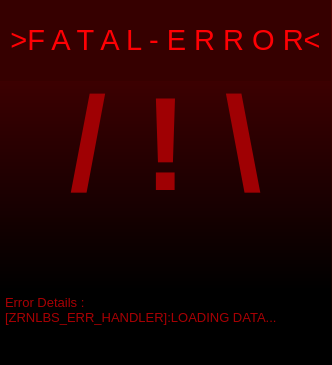
Old version of the form Dev/notifications/error_default.ui in the repository z3r0n3br4instorm/BkApp.
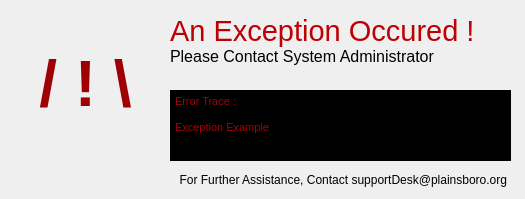
New version of the form.

The edit to the form file:
```diff
--- a/Dev/notifications/error_default.ui
+++ b/Dev/notifications/error_default.ui
@@ -6,51 +6,51 @@
    <rect>
     <x>0</x>
     <y>0</y>
-    <width>332</width>
-    <height>365</height>
+    <width>525</width>
+    <height>199</height>
    </rect>
   </property>
   <property name="windowTitle">
    <string>Dialog</string>
   </property>
   <property name="styleSheet">
-   <string notr="true">background-color: qlineargradient(spread:repeat, x1:1, y1:0, x2:1, y2:1, stop:0 rgba(83, 0, 2, 255), stop:0.994924 rgba(0, 0, 0, 255));</string>
+   <string notr="true">font: 8pt &quot;Space Grotesk&quot;;</string>
   </property>
   <widget class="QLabel" name="label">
    <property name="geometry">
     <rect>
-     <x>0</x>
-     <y>0</y>
-     <width>331</width>
-     <height>291</height>
+     <x>10</x>
+     <y>10</y>
+     <width>151</width>
+     <height>151</height>
     </rect>
    </property>
    <property name="text">
-    <string>&lt;html&gt;&lt;head/&gt;&lt;body&gt;&lt;p align=&quot;center&quot;&gt;&lt;span style=&quot; font-size:100pt; font-weight:600; color:#9f0003;&quot;&gt;/ ! \&lt;/span&gt;&lt;/p&gt;&lt;/body&gt;&lt;/html&gt;</string>
+    <string>&lt;html&gt;&lt;head/&gt;&lt;body&gt;&lt;p align=&quot;center&quot;&gt;&lt;span style=&quot; font-size:48pt; font-weight:600; color:#9f0003;&quot;&gt;/ ! \&lt;/span&gt;&lt;/p&gt;&lt;/body&gt;&lt;/html&gt;</string>
    </property>
   </widget>
   <widget class="QLabel" name="label_2">
    <property name="geometry">
     <rect>
-     <x>0</x>
-     <y>0</y>
-     <width>331</width>
-     <height>81</height>
+     <x>170</x>
+     <y>10</y>
+     <width>341</width>
+     <height>61</height>
     </rect>
    </property>
    <property name="styleSheet">
-    <string notr="true">background-color: rgb(54, 0, 0);</string>
+    <string notr="true"/>
    </property>
    <property name="text">
-    <string>&lt;html&gt;&lt;head/&gt;&lt;body&gt;&lt;p align=&quot;center&quot;&gt;&lt;span style=&quot; font-size:22pt; color:#ff0004;&quot;&gt;&amp;gt;F A T A L - E R R O R&amp;lt;&lt;/span&gt;&lt;/p&gt;&lt;/body&gt;&lt;/html&gt;</string>
+    <string>&lt;html&gt;&lt;head/&gt;&lt;body&gt;&lt;p&gt;&lt;span style=&quot; font-size:22pt; color:#bd0003;&quot;&gt;An Exception Occured !&lt;/span&gt;&lt;span style=&quot; font-size:22pt; color:#ff0004;&quot;&gt;&lt;br/&gt;&lt;/span&gt;&lt;span style=&quot; font-size:12pt; color:#000000;&quot;&gt;Please Contact System Administrator&lt;/span&gt;&lt;/p&gt;&lt;/body&gt;&lt;/html&gt;</string>
    </property>
   </widget>
   <widget class="QTextBrowser" name="textBrowser">
    <property name="geometry">
     <rect>
-     <x>0</x>
-     <y>290</y>
-     <width>331</width>
+     <x>170</x>
+     <y>90</y>
+     <width>341</width>
      <height>71</height>
     </rect>
    </property>
@@ -62,9 +62,23 @@
     <string>&lt;!DOCTYPE HTML PUBLIC &quot;-//W3C//DTD HTML 4.0//EN&quot; &quot;http://www.w3.org/TR/REC-html40/strict.dtd&quot;&gt;
 &lt;html&gt;&lt;head&gt;&lt;meta name=&quot;qrichtext&quot; content=&quot;1&quot; /&gt;&lt;style type=&quot;text/css&quot;&gt;
 p, li { white-space: pre-wrap; }
-&lt;/style&gt;&lt;/head&gt;&lt;body style=&quot; font-family:'Space Grotesk Light'; font-size:10pt; font-weight:400; font-style:normal;&quot;&gt;
-&lt;p style=&quot; margin-top:0px; margin-bottom:0px; margin-left:0px; margin-right:0px; -qt-block-indent:0; text-indent:0px;&quot;&gt;Error Details :&lt;/p&gt;
-&lt;p style=&quot; margin-top:0px; margin-bottom:0px; margin-left:0px; margin-right:0px; -qt-block-indent:0; text-indent:0px;&quot;&gt;[ZRNLBS_ERR_HANDLER]:LOADING DATA...&lt;/p&gt;&lt;/body&gt;&lt;/html&gt;</string>
+&lt;/style&gt;&lt;/head&gt;&lt;body style=&quot; font-family:'Space Mono'; font-size:8pt; font-weight:400; font-style:normal;&quot;&gt;
+&lt;p style=&quot; margin-top:0px; margin-bottom:0px; margin-left:0px; margin-right:0px; -qt-block-indent:0; text-indent:0px;&quot;&gt;Error Trace :&lt;/p&gt;
+&lt;p style=&quot;-qt-paragraph-type:empty; margin-top:0px; margin-bottom:0px; margin-left:0px; margin-right:0px; -qt-block-indent:0; text-indent:0px;&quot;&gt;&lt;br /&gt;&lt;/p&gt;
+&lt;p style=&quot; margin-top:0px; margin-bottom:0px; margin-left:0px; margin-right:0px; -qt-block-indent:0; text-indent:0px;&quot;&gt;Exception Example&lt;/p&gt;&lt;/body&gt;&lt;/html&gt;</string>
+   </property>
+  </widget>
+  <widget class="QLabel" name="label_3">
+   <property name="geometry">
+    <rect>
+     <x>16</x>
+     <y>170</y>
+     <width>491</width>
+     <height>20</height>
+    </rect>
+   </property>
+   <property name="text">
+    <string>&lt;html&gt;&lt;head/&gt;&lt;body&gt;&lt;p align=&quot;right&quot;&gt;For Further Assistance, Contact supportDesk@plainsboro.org&lt;/p&gt;&lt;/body&gt;&lt;/html&gt;</string>
    </property>
   </widget>
  </widget>
```
Left out of the diff: 1 changed line with no effect on the pictures.
